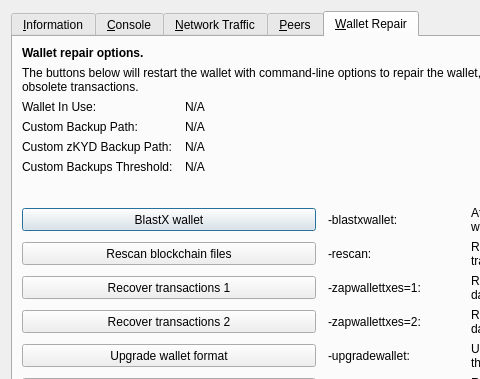
The window that src/qt/forms/rpcconsole.ui (BlastX-Core/BlastX) describes before a commit, drawn with Qt 5; both pictures show x 0 to 480 and y 0 to 379 of the 769 by 485 pixel window.
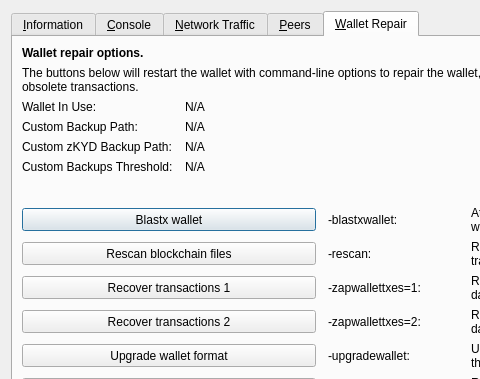
The same window after the commit. The open tabs and pages were chosen to show the change. Icons and pictures are not drawn. Custom widgets are drawn as their Qt base class.

What changed in the file:
```diff
--- a/src/qt/forms/rpcconsole.ui
+++ b/src/qt/forms/rpcconsole.ui
@@ -1405,7 +1405,7 @@
           </size>
          </property>
          <property name="text">
-          <string>BlastX wallet</string>
+          <string>Blastx wallet</string>
          </property>
         </widget>
        </item>
```
Left out of the diff: 2 changed lines with no effect on the pictures.
